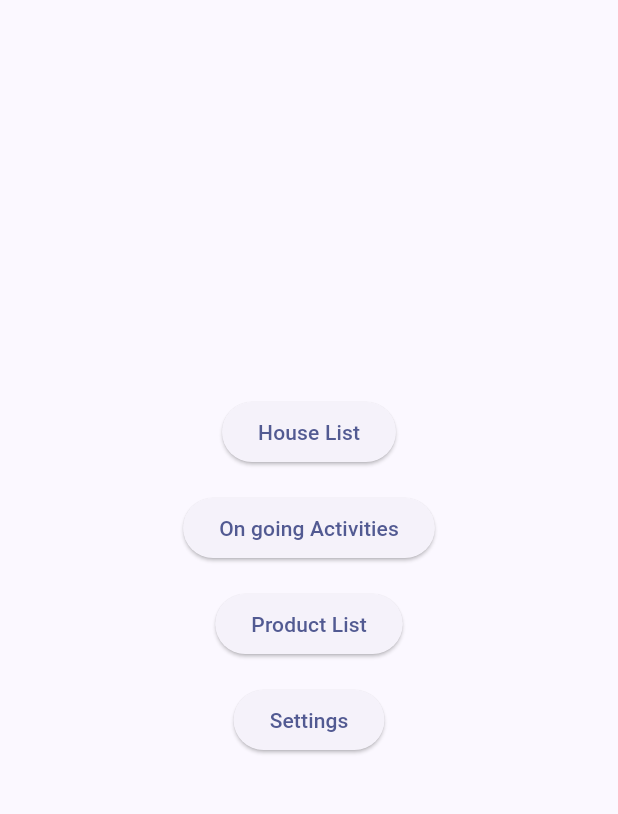
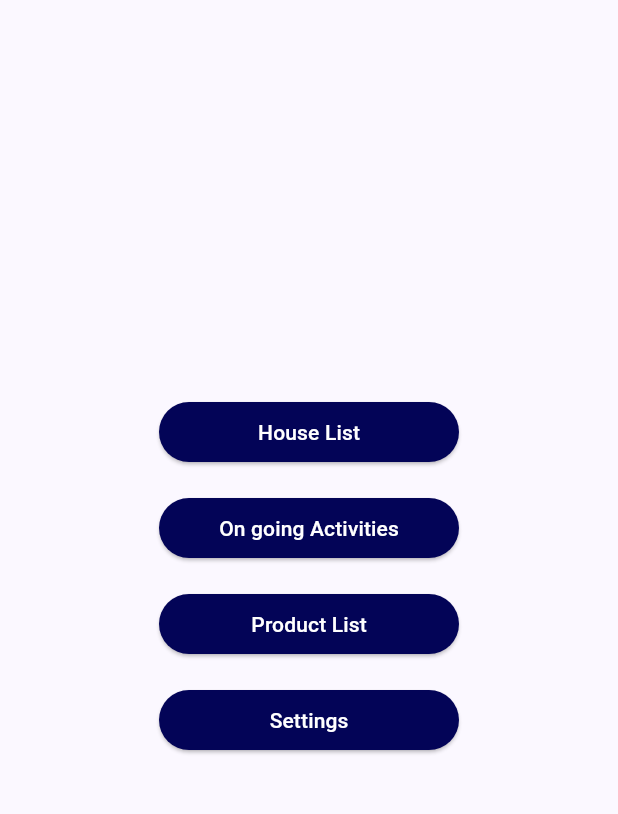
Before and after one commit to KaveeshaM/Interior-Quoting-App-Flutter, a Flutter app: the screen it shows after launch, on a phone screen of 412 x 824 dp, the part 84-898 px from its top. Run offline on Flutter 3.47's test engine with Material 3 defaults, Android fonts, the phone set to English and light mode, and no system bars; our stand-ins replace cloud_firestore, firebase_core, firebase_storage, image_picker, share_plus; accounts and stored records are empty; statements that could not run were skipped; project files that could hold a hidden picture were left out.

Commit message:
Update main screen button style

```diff
--- a/quoteapp/lib/main.dart
+++ b/quoteapp/lib/main.dart
@@ -44,6 +44,7 @@ class MyApp extends StatelessWidget {
 
 class MyHomePage extends StatelessWidget {
   const MyHomePage({super.key});
+
   @override
   Widget build(BuildContext context) {
     return Scaffold(
@@ -55,7 +56,13 @@ class MyHomePage extends StatelessWidget {
         child: Column(
           mainAxisAlignment: MainAxisAlignment.center,
           children: [
-            ElevatedButton(
+            SizedBox(
+              width: 200,
+              child: ElevatedButton(
+                style: ElevatedButton.styleFrom(
+                  backgroundColor: const Color.fromARGB(255, 3, 4, 87),
+                  foregroundColor: Colors.white,
+                ),
                 onPressed: () {
                   Navigator.push(
                     context,
@@ -66,15 +73,43 @@ class MyHomePage extends StatelessWidget {
                 },
                 child: const Text('House List'),
               ),
+            ),
             const SizedBox(height: 16),
-            ElevatedButton(
+            SizedBox(
+              width: 200,
+              child: ElevatedButton(
                 onPressed: () {},
+                style: ElevatedButton.styleFrom(
+                  backgroundColor: const Color.fromARGB(255, 3, 4, 87),
+                  foregroundColor: Colors.white,
+                ),
                 child: const Text('On going Activities'),
               ),
+            ),
             const SizedBox(height: 16),
-            ElevatedButton(onPressed: () {}, child: const Text('Product List')),
+            SizedBox(
+              width: 200,
+              child: ElevatedButton(
+                style: ElevatedButton.styleFrom(
+                  backgroundColor: const Color.fromARGB(255, 3, 4, 87),
+                  foregroundColor: Colors.white,
+                ),
+                onPressed: () {},
+                child: const Text('Product List'),
+              ),
+            ),
             const SizedBox(height: 16),
-            ElevatedButton(onPressed: () {}, child: const Text('Settings')),
+            SizedBox(
+              width: 200,
+              child: ElevatedButton(
+                style: ElevatedButton.styleFrom(
+                  backgroundColor: const Color.fromARGB(255, 3, 4, 87),
+                  foregroundColor: Colors.white,
+                ),
+                onPressed: () {},
+                child: const Text('Settings'),
+              ),
+            ),
           ],
         ),
       ),
```
Lines whose indentation alone changed are shown as unchanged.
